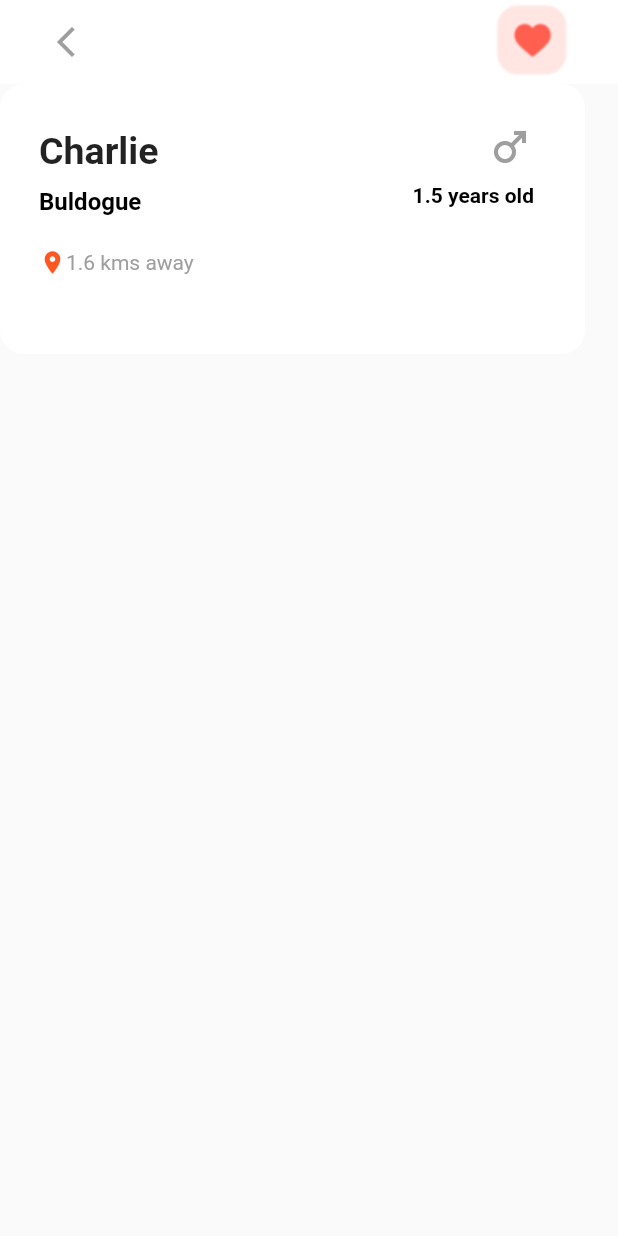
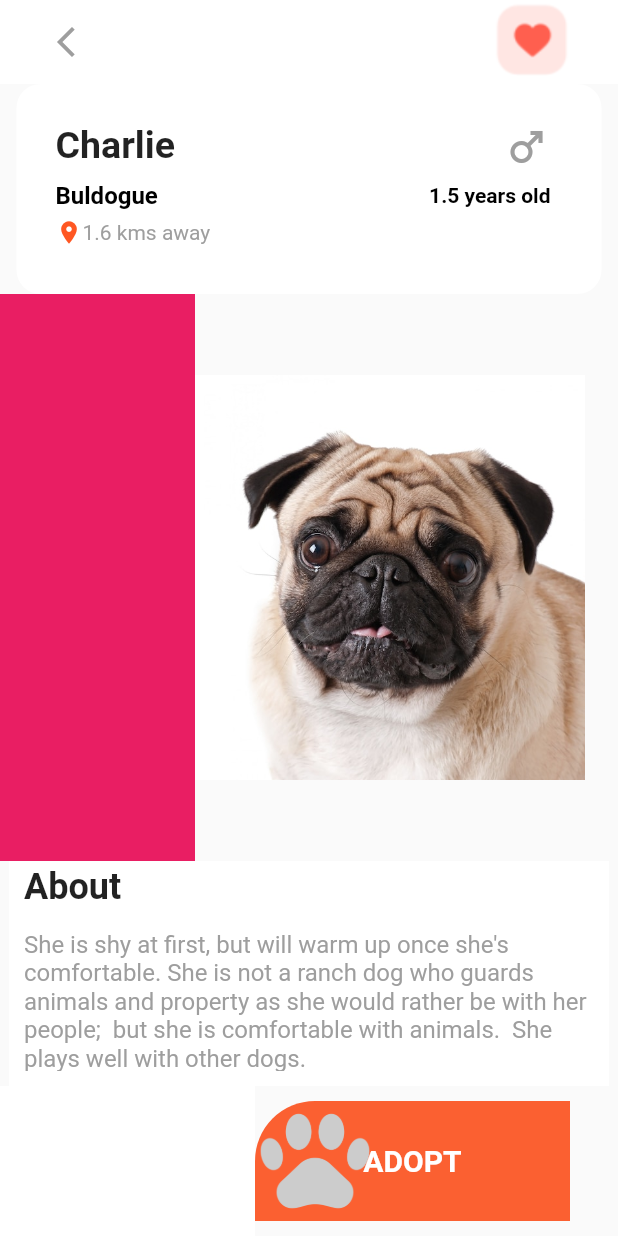
Before and after one commit to rayaniselim/app_pet_fteam, a Flutter app: the screen it shows after launch, on a phone screen of 412 x 824 dp. Run offline on Flutter 3.47's test engine with Material 2 defaults, Android fonts, the phone set to English and light mode, and no system bars.

Commit message:
description screen

```diff
--- a/lib/components/description_pet_preview.dart
+++ b/lib/components/description_pet_preview.dart
@@ -12,19 +12,17 @@ class DescriptionPetPreview extends StatelessWidget {
   @override
   Widget build(BuildContext context) {
     return Container(
-      height: 120,
+      height: 90,
       width: 200,
-      decoration: BoxDecoration(
-        borderRadius: BorderRadius.circular(12),
-      ),
+      color: Colors.white,
       padding: const EdgeInsets.all(6),
       child: Container(
         color: Colors.white,
         child: Row(
           crossAxisAlignment: CrossAxisAlignment.center,
           children: [
-            Container(
-              height: 120,
+            SizedBox(
+              height: 100,
               width: 130,
               child: Column(
                 crossAxisAlignment: CrossAxisAlignment.start,
@@ -93,8 +91,9 @@ class DescriptionPetPreview extends StatelessWidget {
                   height: 8,
                 ),
                 Container(
+                  color: Colors.white,
                   alignment: AlignmentDirectional.topEnd,
-                  height: 60,
+                  height: 40,
                   width: 100,
                   child: Text(
                     ' ${petDescription.idade}',
--- a/lib/main.dart
+++ b/lib/main.dart
@@ -1,6 +1,6 @@
 import 'package:flutter/material.dart';
 import 'screens/Home_screen.dart';
-import 'screens/description_screen.dart';
+import 'screens/description page/pet_description_screen.dart';
 
 void main() {
   runApp(const MyApp());
@@ -16,8 +16,8 @@ class MyApp extends StatelessWidget {
       theme: ThemeData(
         primarySwatch: Colors.deepOrange,
       ),
-      //   home: const HomeScreen(),
-      home: const DescriptionScreen(),
+      // home: const HomeScreen(),
+      home: const PetDescriptionScreen(),
     );
   }
 }
--- /dev/null
+++ b/lib/screens/description page/description_screen_body.dart
@@ -0,0 +1,130 @@
+import 'package:flutter/material.dart';
+import '../../components/description_pet_preview.dart';
+import '../../data/list_pet_data.dart';
+
+class PetDescriptionScreenBody extends StatelessWidget {
+  const PetDescriptionScreenBody({Key? key}) : super(key: key);
+
+  @override
+  Widget build(BuildContext context) {
+    return Column(
+      children: [
+        Container(
+          height: 140,
+          width: 390,
+          padding: const EdgeInsets.all(20),
+          decoration: BoxDecoration(
+            borderRadius: BorderRadius.circular(16),
+            color: Colors.white,
+          ),
+          child: DescriptionPetPreview(petDescription: listPetData[1]),
+        ),
+        Expanded(
+          child: Row(
+            children: [
+              Container(
+                color: Colors.pink,
+                height: 400,
+                width: 130,
+              ),
+              Container(
+                height: 270,
+                width: 260,
+                padding: const EdgeInsets.all(0),
+                decoration: const BoxDecoration(
+                    // borderRadius: BorderRadius.only(
+                    //     topLeft: Radius.circular(1000),
+                    //     topRight: Radius.circular(500),
+                    //     bottomLeft: Radius.circular(1000),
+                    //     bottomRight: Radius.circular(200)),
+                    color: Colors.yellow,
+                    image: DecorationImage(
+                        fit: BoxFit.fill,
+                        image: AssetImage('assets/image/c2.png'))),
+              ),
+            ],
+          ),
+        ),
+        Column(
+          children: [
+            Container(
+              height: 36,
+              width: 400,
+              color: Colors.white,
+              padding: const EdgeInsets.only(
+                left: 10,
+                top: 3,
+                bottom: 0,
+              ),
+              child: const Text(
+                'About',
+                style: TextStyle(
+                  fontSize: 24,
+                  fontWeight: FontWeight.bold,
+                ),
+                textAlign: TextAlign.start,
+              ),
+            ),
+            Container(
+              height: 114,
+              width: 400,
+              color: Colors.white,
+              padding: const EdgeInsets.all(10),
+              child: const Text(
+                "She is shy at first, but will warm up once she's comfortable. She is not a ranch dog who guards animals and property as she would rather be with her people;  but she is comfortable with animals.  She plays well with other dogs. ",
+                style: TextStyle(
+                  fontSize: 16,
+                  color: Colors.grey,
+                  fontWeight: FontWeight.normal,
+                ),
+                textAlign: TextAlign.start,
+              ),
+            ),
+            Row(
+              children: [
+                Container(
+                  height: 100,
+                  width: 170,
+                  color: Colors.white,
+                ),
+                Container(
+                  height: 80,
+                  width: 210,
+                  decoration: const BoxDecoration(
+                    color: Color.fromARGB(255, 251, 96, 49),
+                    borderRadius: BorderRadius.only(
+                      topLeft: Radius.circular(40),
+                    ),
+                    image: DecorationImage(
+                      alignment: Alignment.bottomLeft,
+                      image: AssetImage(
+                        ('assets/icon/images/paws.png'),
+                      ),
+                    ),
+                  ),
+                  alignment: Alignment.center,
+                  child: const Padding(
+                    padding: EdgeInsets.all(5.0),
+                    child: Text(
+                      'ADOPT',
+                      style: TextStyle(
+                          fontSize: 20,
+                          fontWeight: FontWeight.bold,
+                          color: Colors.white),
+                      textAlign: TextAlign.center,
+                    ),
+                  ),
+                ),
+                // child: Image.asset(
+                //   'assets/icon/images/paw.png',
+                //   height: 40,
+                //   width: 40,
+                // ),
+              ],
+            )
+          ],
+        ),
+      ],
+    );
+  }
+}
--- a/lib/screens/description_screen.dart
+++ b/lib/screens/description page/pet_description_screen.dart
@@ -1,15 +1,14 @@
 import 'package:flutter/material.dart';
-import '../data/list_pet_data.dart';
-import '../components/description_pet_preview.dart';
+import 'description_screen_body.dart';
 
-class DescriptionScreen extends StatefulWidget {
-  const DescriptionScreen({Key? key}) : super(key: key);
+class PetDescriptionScreen extends StatefulWidget {
+  const PetDescriptionScreen({Key? key}) : super(key: key);
 
   @override
-  State<DescriptionScreen> createState() => _DescriptionScreenState();
+  State<PetDescriptionScreen> createState() => _DescriptionScreenState();
 }
 
-class _DescriptionScreenState extends State<DescriptionScreen> {
+class _DescriptionScreenState extends State<PetDescriptionScreen> {
   @override
   Widget build(BuildContext context) {
     return Scaffold(
@@ -29,11 +28,6 @@ class _DescriptionScreenState extends State<DescriptionScreen> {
           ),
         ),
         leadingWidth: 40,
-        title: Column(
-          children: const [
-            Text(''),
-          ],
-        ),
         actions: const [
           Padding(
             padding: EdgeInsets.only(
@@ -50,16 +44,7 @@ class _DescriptionScreenState extends State<DescriptionScreen> {
           ),
         ],
       ),
-      body: Container(
-        height: 180,
-        width: 390,
-        padding: const EdgeInsets.all(20),
-        decoration: BoxDecoration(
-          borderRadius: BorderRadius.circular(16),
-          color: Colors.white,
-        ),
-        child: DescriptionPetPreview(petDescription: listPetData[1]),
-      ),
+      body: const PetDescriptionScreenBody(),
     );
   }
 }
--- a/pubspec.yaml
+++ b/pubspec.yaml
@@ -72,7 +72,7 @@ flutter:
       - assets/icon/images/bird.png
       - assets/icon/images/1.png
       - assets/icon/images/line.png
-      - assets/icon/images/paw.png
+      - assets/icon/images/paws.png
       - assets/icon/images/rabbit.png
       - assets/icon/images/heart.png
       - assets/icon/images/heart1.png
```
Also changed, not shown: assets/icon/images/paws.png (added).
